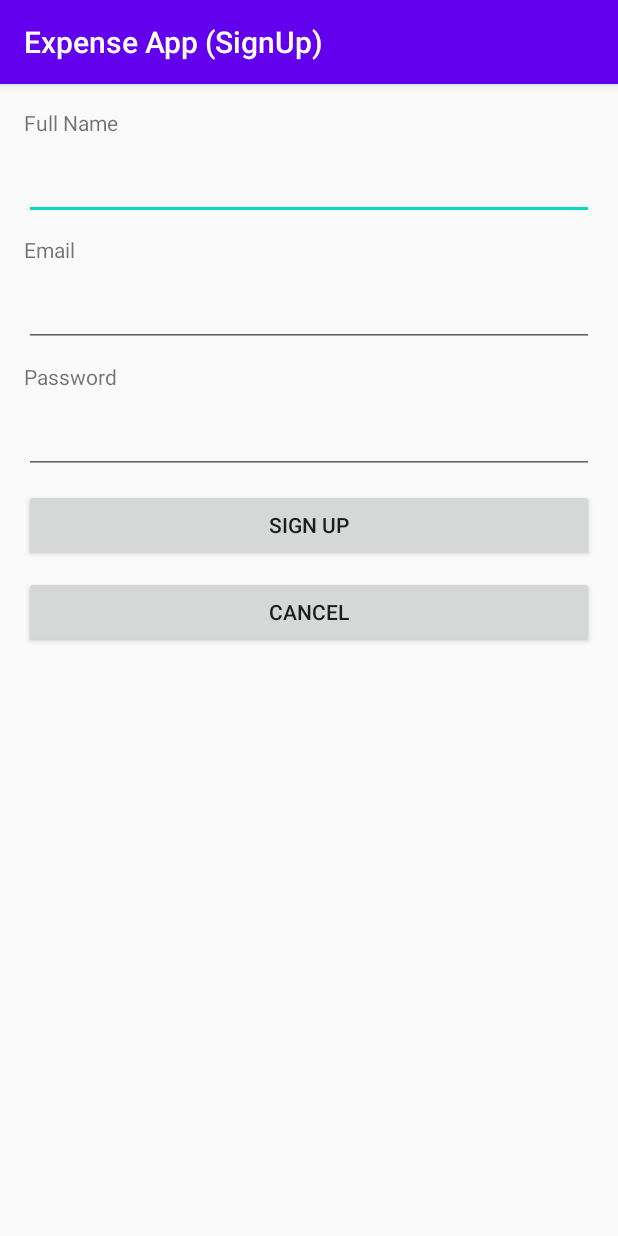
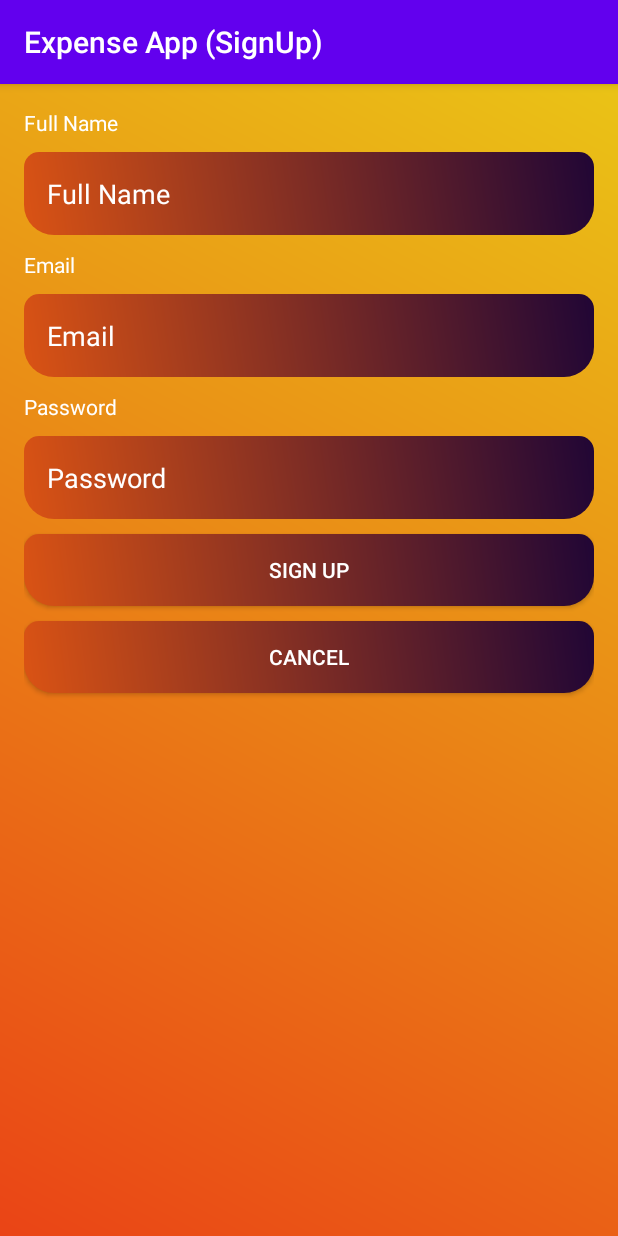
Before and after one commit to MuhammadTalha123/ExpenseTracer, an Android app: the screen it shows after launch (SignUpActivity), after a tap on "CREATE NEW ACCOUNT", on a phone screen of 412 x 824 dp. Run offline under Robolectric (Android 15) with nearby library versions, the phone set to English and light mode, and no system bars; our stand-ins replace Firebase (no records; nobody signed in at launch, a user with empty details on screens opened directly).

Commit message:
designing

```diff
--- /dev/null
+++ b/app/src/main/res/drawable/backgroun_color.xml
@@ -0,0 +1,6 @@
+<?xml version="1.0" encoding="utf-8"?>
+<shape xmlns:android="http://schemas.android.com/apk/res/android">
+      <gradient android:angle="45"
+          android:startColor="#ea4416"
+          android:endColor="#eac316"/>
+</shape>
--- /dev/null
+++ b/app/src/main/res/drawable/edittext_background.xml
@@ -0,0 +1,11 @@
+<?xml version="1.0" encoding="utf-8"?>
+<shape xmlns:android="http://schemas.android.com/apk/res/android">
+        <gradient android:angle="45"
+            android:startColor="#da5314"
+            android:endColor="#210635"/>
+        <corners android:bottomLeftRadius="20dp"
+            android:bottomRightRadius="20dp"
+            android:topLeftRadius="10dp"
+            android:topRightRadius="10dp"/>
+
+</shape>
--- a/app/src/main/res/layout/activity_main.xml
+++ b/app/src/main/res/layout/activity_main.xml
@@ -4,6 +4,7 @@
     android:id="@+id/activity_main"
     android:layout_width="match_parent"
     android:layout_height="match_parent"
+    android:background="@drawable/backgroun_color"
     android:paddingBottom="@dimen/activity_vertical_margin"
     android:paddingLeft="@dimen/activity_horizontal_margin"
     android:paddingRight="@dimen/activity_horizontal_margin"
@@ -18,6 +19,7 @@
         android:layout_alignParentTop="true"
         android:layout_alignParentLeft="true"
         android:layout_alignParentStart="true"
+        android:textColor="@android:color/white"
         android:id="@+id/textView" />
 
     <EditText
@@ -25,6 +27,10 @@
         android:layout_height="wrap_content"
         android:inputType="textPersonName"
         android:ems="10"
+        android:padding="15dp"
+        android:hint="Email"
+        android:textColorHint="@android:color/white"
+        android:background="@drawable/edittext_background"
         android:layout_below="@+id/textView"
         android:layout_alignParentLeft="true"
         android:layout_alignParentStart="true"
@@ -37,6 +43,8 @@
         android:layout_height="wrap_content"
         android:layout_marginTop="10dp"
         android:id="@+id/signUpBtn"
+        android:textColor="@android:color/white"
+        android:background="@drawable/edittext_background"
         android:layout_below="@+id/loginBtn"
         android:layout_alignParentLeft="true"
         android:layout_alignParentStart="true" />
@@ -48,6 +56,7 @@
         android:layout_marginTop="10dp"
         android:id="@+id/textView2"
         android:layout_below="@+id/emailField"
+        android:textColor="@android:color/white"
         android:layout_alignParentLeft="true"
         android:layout_alignParentStart="true" />
 
@@ -57,6 +66,11 @@
         android:inputType="textPersonName"
         android:ems="10"
         android:layout_marginTop="10dp"
+        android:background="@drawable/edittext_background"
+        android:textColor="@android:color/white"
+        android:textColorHint="@android:color/white"
+        android:hint="Password"
+        android:padding="15dp"
         android:id="@+id/passwordField"
         android:layout_below="@+id/textView2"
         android:layout_alignParentLeft="true"
@@ -68,6 +82,8 @@
         android:layout_width="match_parent"
         android:layout_height="wrap_content"
         android:id="@+id/loginBtn"
+        android:textColor="@android:color/white"
+        android:background="@drawable/edittext_background"
         android:layout_below="@+id/passwordField"
         android:layout_alignParentLeft="true"
         android:layout_alignParentStart="true"
--- a/app/src/main/res/layout/activity_sign_up.xml
+++ b/app/src/main/res/layout/activity_sign_up.xml
@@ -5,6 +5,7 @@
     android:id="@+id/activity_sign_up"
     android:layout_width="match_parent"
     android:layout_height="match_parent"
+    android:background="@drawable/backgroun_color"
     android:paddingLeft="@dimen/activity_horizontal_margin"
     android:paddingRight="@dimen/activity_horizontal_margin"
     android:paddingTop="@dimen/activity_vertical_margin"
@@ -13,6 +14,7 @@
 
     <TextView
         android:text="@string/signUp_fullName"
+        android:textColor="@android:color/white"
         android:layout_width="wrap_content"
         android:layout_height="wrap_content"
         android:layout_alignParentTop="true"
@@ -21,6 +23,11 @@
         android:id="@+id/textView3" />
 
     <EditText
+        android:background="@drawable/edittext_background"
+        android:padding="15dp"
+        android:textColor="@android:color/white"
+        android:hint="Full Name"
+        android:textColorHint="@android:color/white"
         android:layout_width="match_parent"
         android:layout_height="wrap_content"
         android:inputType="textPersonName"
@@ -33,6 +40,7 @@
 
     <TextView
         android:text="@string/signUp_email"
+        android:textColor="@android:color/white"
         android:layout_width="wrap_content"
         android:layout_height="wrap_content"
         android:layout_below="@+id/fullNameField"
@@ -42,6 +50,11 @@
         android:id="@+id/textView4" />
 
     <EditText
+        android:background="@drawable/edittext_background"
+        android:padding="15dp"
+        android:textColor="@android:color/white"
+        android:hint="Email"
+        android:textColorHint="@android:color/white"
         android:layout_width="match_parent"
         android:layout_height="wrap_content"
         android:inputType="textPersonName"
@@ -54,6 +67,7 @@
 
     <TextView
         android:text="@string/signUp_password"
+        android:textColor="@android:color/white"
         android:layout_width="wrap_content"
         android:layout_height="wrap_content"
         android:layout_below="@+id/emailField"
@@ -63,6 +77,11 @@
         android:id="@+id/textView5" />
 
     <EditText
+        android:background="@drawable/edittext_background"
+        android:padding="15dp"
+        android:textColor="@android:color/white"
+        android:hint="Password"
+        android:textColorHint="@android:color/white"
         android:layout_width="match_parent"
         android:layout_height="wrap_content"
         android:inputType="textPersonName"
@@ -78,6 +97,8 @@
         android:text="@string/signUp_cancel"
         android:layout_width="match_parent"
         android:layout_height="wrap_content"
+        android:textColor="@android:color/white"
+        android:background="@drawable/edittext_background"
         android:layout_below="@+id/signUpBtn"
         android:layout_centerHorizontal="true"
         android:layout_marginTop="10dp"
@@ -87,6 +108,8 @@
         android:text="@string/signUp_btn"
         android:layout_width="match_parent"
         android:layout_height="wrap_content"
+        android:textColor="@android:color/white"
+        android:background="@drawable/edittext_background"
         android:layout_marginTop="10dp"
         android:id="@+id/signUpBtn"
         android:layout_below="@+id/passwordField"
--- a/app/src/main/res/values/ids.xml
+++ b/app/src/main/res/values/ids.xml
@@ -19,4 +19,7 @@
     <item name="logOut" type="id" />
     <item name="cancelBtn" type="id" />
     <item name="closeBtn" type="id" />
+    <item name="passwordField" type="id" />
+    <item name="emailField" type="id" />
+    <item name="loginBtn" type="id" />
 </resources>
```
